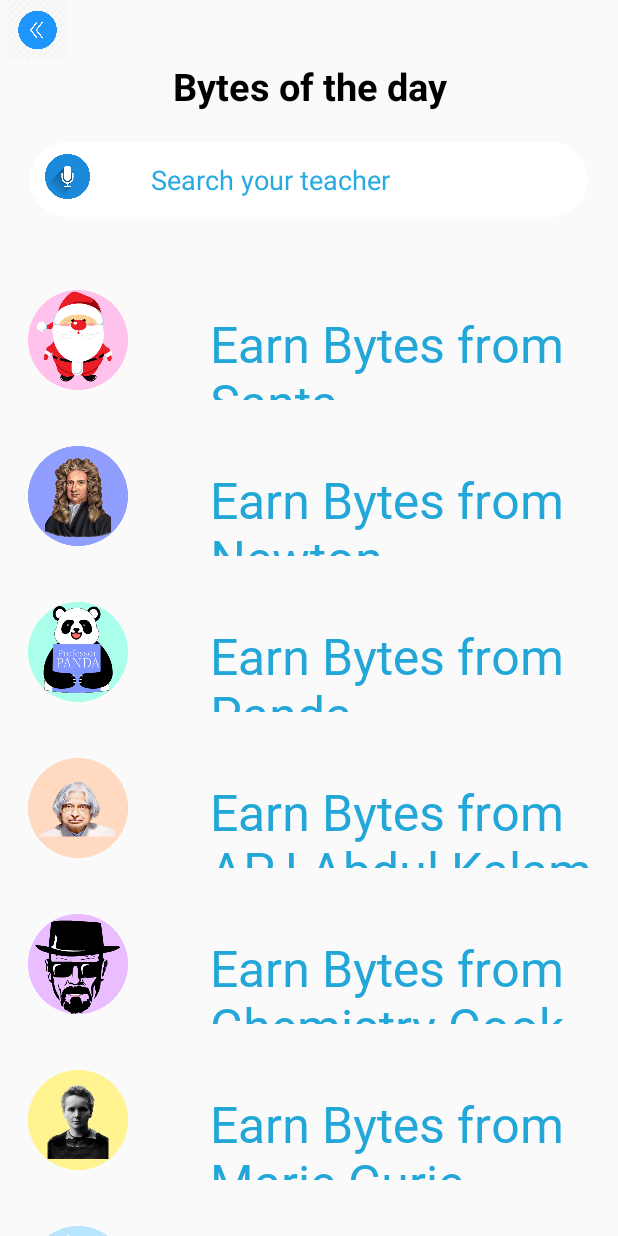
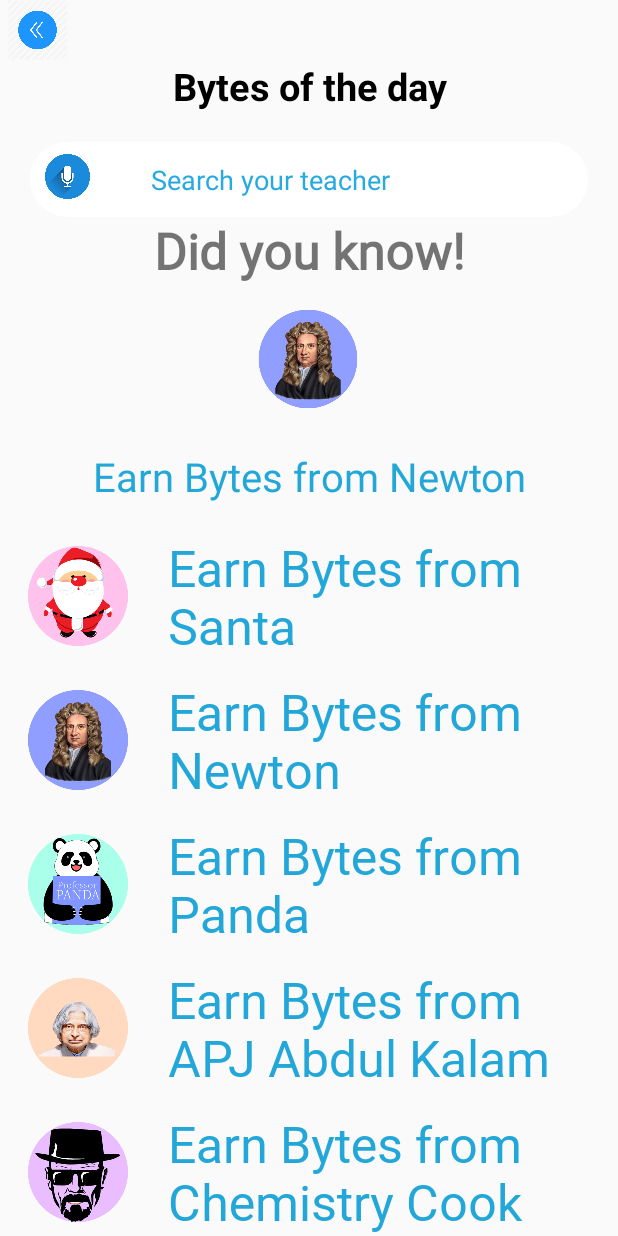
Before and after one commit to MonishaElango/project, an Android app: the StoriesActivity screen opened directly, with no data from a screen before it, after a tap on "Earn Bytes from Newton", on a phone screen of 412 x 824 dp. Run offline under Robolectric (Android 15) with nearby library versions, the phone set to English and light mode, and no system bars; our stand-ins replace ButterKnife; 1 other tap on this screen came first.

Commit message:
stories fixes

```diff
--- a/app/src/main/java/com/hertzai/hevolve/adapter/StoriesAdapter.java
+++ b/app/src/main/java/com/hertzai/hevolve/adapter/StoriesAdapter.java
@@ -54,24 +54,10 @@ public class StoriesAdapter extends RecyclerView.Adapter<StoriesAdapter.ViewHold
             }
         });
 
-
-        if(mList.get(position)!=null) {
-            holder.mHeaderRV.setVisibility(View.VISIBLE);
-            mHeaderList = new ArrayList<>();
-            mHeaderList.add(new HeaderViewModelStories(R.drawable.chemistry_bg, "", "Did You Know"));
-            holder.mHeaderAdapter = new HeaderStoriesAdapter(context, mHeaderList);
-
-            LinearLayoutManager layoutManager = new LinearLayoutManager(context, LinearLayoutManager.VERTICAL, false);
-            holder.mHeaderRV.setLayoutManager(layoutManager);
-            holder.mHeaderRV.setAdapter(holder.mHeaderAdapter);
-
-        }
-
     }
 
     public interface StoriesInterface{
         void storiesItemCLicked(int position);
-
     }
 
     @Override
@@ -82,13 +68,11 @@ public class StoriesAdapter extends RecyclerView.Adapter<StoriesAdapter.ViewHold
     public class ViewHolder extends RecyclerView.ViewHolder {
         TextView textView;
         ImageView imageView;
-        RecyclerView mHeaderRV;
-        HeaderStoriesAdapter mHeaderAdapter;
+
         public ViewHolder(@NonNull View itemView) {
             super(itemView);
             textView = itemView.findViewById(R.id.tv_name);
             imageView = itemView.findViewById(R.id.img_item);
-            mHeaderRV = itemView.findViewById(R.id.storiesRV);
 
 
         }
--- a/app/src/main/java/com/hertzai/hevolve/views/StoriesActivity.java
+++ b/app/src/main/java/com/hertzai/hevolve/views/StoriesActivity.java
@@ -1,6 +1,8 @@
 package com.hertzai.hevolve.views;
 
 import android.os.Bundle;
+import android.widget.ImageView;
+import android.widget.TextView;
 
 import androidx.annotation.Nullable;
 import androidx.appcompat.app.AppCompatActivity;
@@ -23,6 +25,10 @@ public class StoriesActivity extends AppCompatActivity {
     @BindView(R.id.imageVideoRecyclerview)
     RecyclerView mStoriesRV;
     RecyclerView mHeaderRV;
+    @BindView(R.id.image_bytes)
+    ImageView contentIV;
+    @BindView(R.id.text_bytes_3)
+    TextView contentTV;
 
     private StoriesAdapter mStoriesAdapter;
     private HeaderStoriesAdapter mHeaderAdapter;
@@ -37,7 +43,6 @@ public class StoriesActivity extends AppCompatActivity {
         setContentView(R.layout.activity_stories);
         ButterKnife.bind(this);
         mStoriesRV = findViewById(R.id.imageVideoRecyclerview);
-        mHeaderRV = findViewById(R.id.storiesRV);
         setUpStories();
         //setUpHeader();
 
@@ -62,54 +67,12 @@ public class StoriesActivity extends AppCompatActivity {
         LinearLayoutManager layoutManager = new LinearLayoutManager(StoriesActivity.this, LinearLayoutManager.VERTICAL, false);
         mStoriesRV.setLayoutManager(layoutManager);
         mStoriesRV.setItemAnimator(new DefaultItemAnimator());
-           mStoriesAdapter =new StoriesAdapter(this, storyList, new StoriesAdapter.StoriesInterface() {
+        mStoriesAdapter =new StoriesAdapter(this, storyList, position -> {
+            StoriesItemModel item = storyList.get(position);
+            contentIV.setImageResource(item.getTeachers());
+            contentTV.setText(item.getBytes());
 
-            @Override
-            public void storiesItemCLicked(int position) {
-
-
-
-                       switch (position) {
-                           case 0: {
-
-                               headerList.add(new HeaderViewModelStories(R.drawable.santa_bg, "", "Did You Know"));
-                               break;
-                           }
-                           case 1: {
-                               headerList.add(new HeaderViewModelStories(R.drawable.newton_bg, "", "Did You Know"));
-                               break;
-                           }
-                           case 2: {
-
-                               headerList.add(new HeaderViewModelStories(R.drawable.panda_bg, "", "Did You Know"));
-                               break;
-                           }
-                           case 3: {
-
-                               headerList.add(new HeaderViewModelStories(R.drawable.abdul_kalam_bg, "", "Did You Know"));
-                               break;
-                           }
-                           case 4: {
-
-                               headerList.add(new HeaderViewModelStories(R.drawable.chemistry_bg, "", "Did You Know"));
-                               break;
-                           }
-                           case 5: {
-
-                               headerList.add(new HeaderViewModelStories(R.drawable.marie_curie_bg, "", "Did You Know"));
-                               break;
-                           }
-                           case 6: {
-
-                               headerList.add(new HeaderViewModelStories(R.drawable.shiva_bg, "", "Did You Know"));
-                               break;
-                           }
-                           default:
-                               headerList.add(new HeaderViewModelStories(R.drawable.shiva_bg, "", "Did You Know"));
-
-                       }
-            }
-           });
+        });
 
            mStoriesRV.setAdapter(mStoriesAdapter);
            mStoriesAdapter.notifyDataSetChanged();
--- a/app/src/main/res/layout/activity_stories.xml
+++ b/app/src/main/res/layout/activity_stories.xml
@@ -69,13 +69,54 @@
 
 </androidx.constraintlayout.widget.ConstraintLayout>
 
+    <TextView
+        android:id="@+id/text_bytes_2"
+        android:layout_width="0dp"
+        android:layout_height="wrap_content"
+        android:text="Did you know!"
+        android:textSize="50px"
+        android:textStyle="bold"
+        app:layout_constraintTop_toBottomOf="@+id/Search_stories"
+        android:gravity="center"
+        android:fontFamily="@font/robot_regular"
+        app:layout_constraintLeft_toLeftOf="parent"
+        app:layout_constraintRight_toRightOf="parent"
+        app:layout_constraintBottom_toTopOf="@+id/image_bytes"/>
+
+
+
+    <ImageView
+        android:id="@+id/image_bytes"
+        android:layout_width="100dp"
+        android:layout_height="100dp"
+        android:paddingRight="@dimen/margin_1x"
+        app:layout_constraintLeft_toLeftOf="parent"
+        app:layout_constraintRight_toRightOf="parent"
+        android:src="@drawable/santa_bg"
+        app:layout_constraintTop_toBottomOf="@+id/text_bytes_2"
+        />
+
+
+    <TextView
+        android:id="@+id/text_bytes_3"
+        android:layout_width="0dp"
+        android:layout_height="wrap_content"
+        android:text="A teaspoonful of neutron star would weight 6 billion tons!"
+        android:textSize="40px"
+        android:textColor="@color/colorPrimaryDark"
+        android:gravity="center"
+        android:layout_marginTop="@dimen/height_10x"
+        app:layout_constraintLeft_toLeftOf="parent"
+        app:layout_constraintRight_toRightOf="parent"
+        app:layout_constraintTop_toBottomOf="@+id/image_bytes"
+        />
 
     <androidx.recyclerview.widget.RecyclerView
         android:id="@+id/imageVideoRecyclerview"
         android:paddingTop="@dimen/height_20x"
         android:layout_width="match_parent"
         android:layout_height="0dp"
-        app:layout_constraintTop_toBottomOf="@+id/Search_stories"
+        app:layout_constraintTop_toBottomOf="@+id/text_bytes_3"
         app:layout_constraintBottom_toBottomOf="parent"
         android:overScrollMode="never"
         />
--- a/app/src/main/res/layout/item_stories.xml
+++ b/app/src/main/res/layout/item_stories.xml
@@ -5,40 +5,27 @@
     android:layout_marginBottom="@dimen/margin_55x"
     android:layout_height="wrap_content">
 
-    <androidx.recyclerview.widget.RecyclerView
-        android:id="@+id/storiesRV"
-        android:layout_width="match_parent"
-        android:layout_marginBottom="10dp"
-        app:layout_constraintTop_toBottomOf="parent"
-        app:layout_constraintBottom_toTopOf="@+id/img_item"
-        android:layout_height="wrap_content"
-        android:overScrollMode="never"
-        app:layoutManager="androidx.recyclerview.widget.LinearLayoutManager"/>
-
     <ImageView
         android:id="@+id/img_item"
         android:src="@drawable/santa_bg"
         android:layout_width="100dp"
-        android:layout_marginTop="@dimen/height_20x"
-        app:layout_constraintTop_toBottomOf="@+id/storiesRV"
+        app:layout_constraintTop_toTopOf="parent"
         app:layout_constraintStart_toStartOf="parent"
         android:contentDescription="@string/app_name"
         android:layout_height="80dp" />
 
     <TextView
         android:id="@+id/tv_name"
-        android:layout_width="match_parent"
+        android:layout_width="0dp"
         android:layout_height="wrap_content"
-        android:layout_marginStart="128dp"
-        android:layout_marginTop="30dp"
         android:fontFamily="@font/robot_regular"
         android:padding="10dp"
         android:text="@string/app_name"
+        app:layout_constraintTop_toTopOf="@+id/img_item"
         android:textColor="@color/colorPrimary"
         android:textSize="50px"
-        app:layout_constraintRight_toRightOf="@+id/img_item"
-        app:layout_constraintEnd_toEndOf="@+id/img_item"
+        app:layout_constraintEnd_toEndOf="parent"
         app:layout_constraintStart_toEndOf="@+id/img_item"
-        app:layout_constraintTop_toBottomOf="@+id/storiesRV" />
+        app:layout_constraintBottom_toBottomOf="@+id/img_item" />
 
 </androidx.constraintlayout.widget.ConstraintLayout>
```
